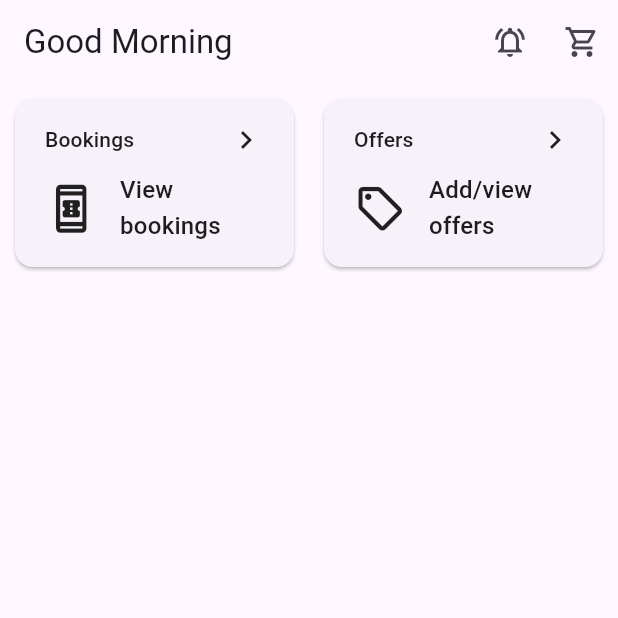
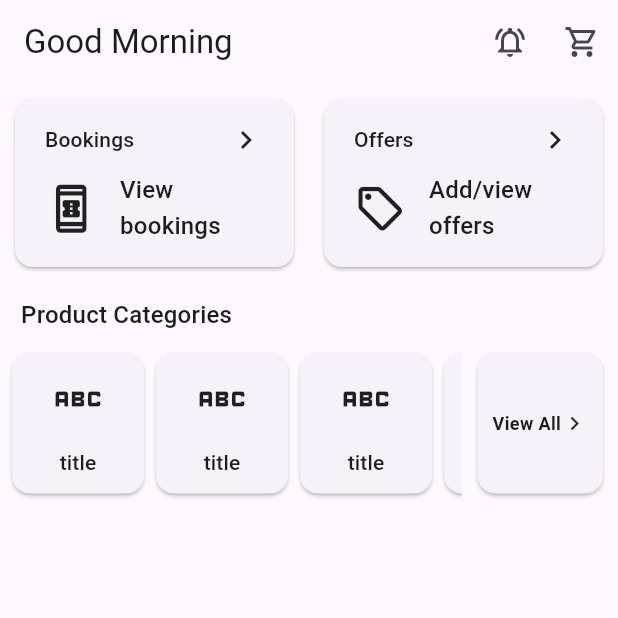
Before and after one commit to Uvais-Mohammad/auto_cart, a Flutter app: the screen it shows after launch, on a phone screen of 412 x 824 dp, the top half of it. Run offline on Flutter 3.47's test engine with Material 3 defaults, Android fonts, the phone set to English and light mode, and no system bars; our stand-ins replace flutter_riverpod.

Commit message:
Update home screen layout

```diff
--- a/lib/src/features/home/screens/home_screen.dart
+++ b/lib/src/features/home/screens/home_screen.dart
@@ -1,5 +1,6 @@
 import 'package:auto_cart/src/features/home/widgets/app_bar.dart';
-import 'package:auto_cart/src/features/home/widgets/primary_card.dart';
+import 'package:auto_cart/src/features/home/widgets/primary_section.dart';
+import 'package:auto_cart/src/features/home/widgets/product_category_section.dart';
 import 'package:flutter/material.dart';
 import 'package:flutter_riverpod/flutter_riverpod.dart';
 
@@ -18,26 +19,11 @@ class _HomeScreenState extends ConsumerState<HomeScreen> {
       body: SingleChildScrollView(
         child: Column(
           children: [
-              Row(
-                children: [
-                  Expanded(
-                    child: PrimaryCard(
-                      title: 'Bookings',
-                      subtitle: 'View\nbookings',
-                      icon: Icons.book_online_outlined,
+            PrimarySection(),
+            ProductCategorySection(),
+          ],
         ),
       ),
-                  Expanded(
-                    child: PrimaryCard(
-                      title: 'Offers',
-                      subtitle: 'Add/view\noffers',
-                      icon: Icons.local_offer_outlined,
-                    ),
-                  ),
-                ],
-              )
-            ],
-          ),
-        ));
+    );
   }
 }
```
Lines whose indentation alone changed are shown as unchanged.
